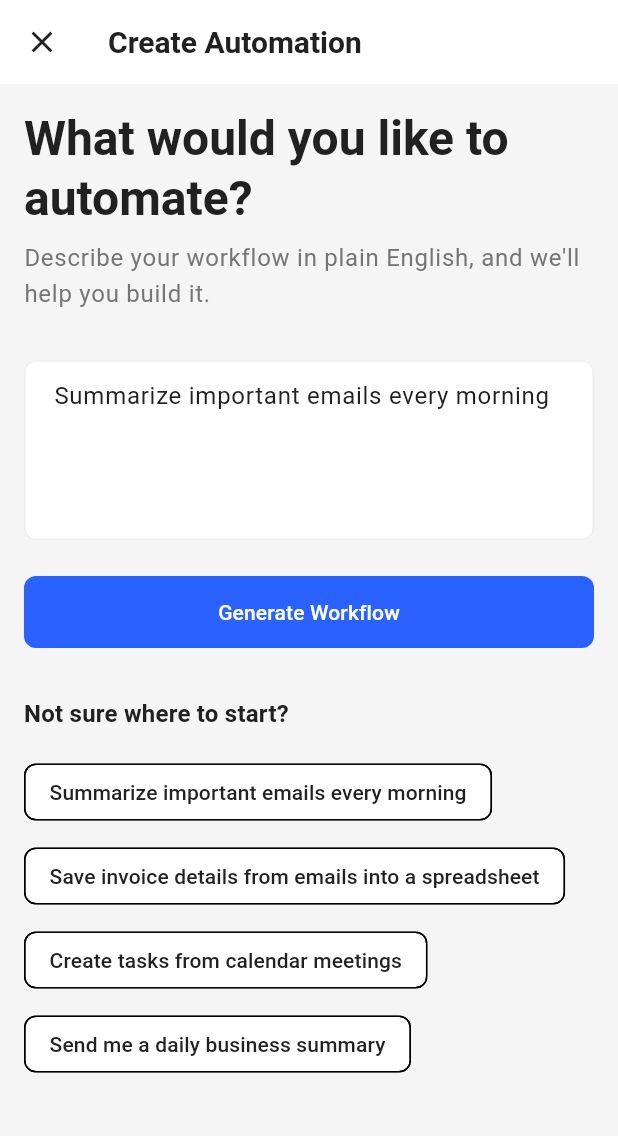
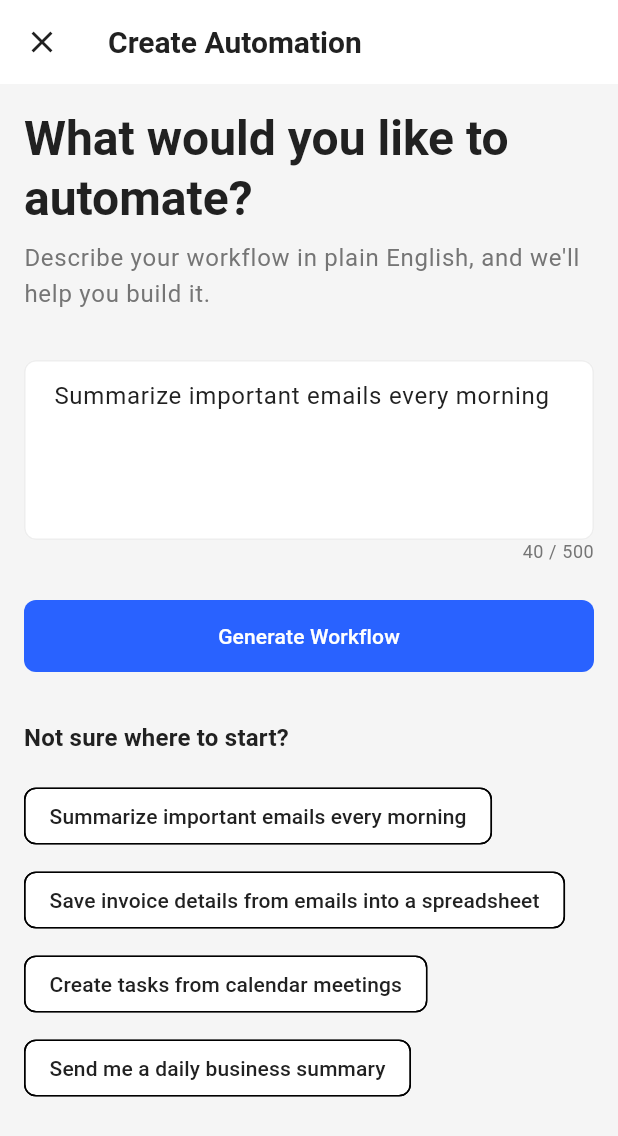
Before and after one commit to shubham230523/Relay, a Flutter app: the CreateAutomationPage screen opened by its route, after a tap on "Summarize important emails every morning", on a phone screen of 412 x 824 dp. Shown: the top 1136 px of the screen. Run offline on Flutter 3.47's test engine with Material 3 defaults, Android fonts, the light colour scheme and no system bars; our stand-ins replace flutter_riverpod, go_router.

Commit message:
Added validation to the create automation screen

```diff
--- a/lib/features/workflow_builder/presentation/pages/create_automation_page.dart
+++ b/lib/features/workflow_builder/presentation/pages/create_automation_page.dart
@@ -12,18 +12,27 @@ class CreateAutomationPage extends StatefulWidget {
 
 class _CreateAutomationPageState extends State<CreateAutomationPage> {
   late final TextEditingController _controller;
+  static const int _maxChars = 500;
 
   @override
   void initState() {
     super.initState();
     _controller = TextEditingController();
+    _controller.addListener(_onTextChanged);
   }
 
   @override
   void dispose() {
+    _controller.removeListener(_onTextChanged);
     _controller.dispose();
     super.dispose();
   }
+
+  void _onTextChanged() {
+    setState(() {});
+  }
+
+  bool get _isInputValid => _controller.text.trim().isNotEmpty;
 
   @override
   Widget build(BuildContext context) {
@@ -60,17 +69,34 @@ class _CreateAutomationPageState extends State<CreateAutomationPage> {
               controller: _controller,
               maxLines: 6,
               minLines: 4,
+              maxLength: _maxChars,
               decoration: const InputDecoration(
                 hintText:
                     'Example: "Whenever I receive an invoice by email, extract the details, save them to Google sheets, and notify me if the amount is above \$50,000"',
                 alignLabelWithHint: true,
+                counterText: '', // We will show custom counter if needed, but standard maxLength works
               ),
+            ),
+            Row(
+              mainAxisAlignment: MainAxisAlignment.end,
+              children: [
+                Text(
+                  '${_controller.text.length} / $_maxChars',
+                  style: theme.textTheme.bodySmall?.copyWith(
+                    color: _controller.text.length >= _maxChars
+                        ? theme.colorScheme.error
+                        : AppColors.textSecondary,
+                  ),
+                ),
+              ],
             ),
             const SizedBox(height: AppLayout.spaceL),
             ElevatedButton(
-              onPressed: () {
-                // Future: Implement AI workflow generation
-              },
+              onPressed: _isInputValid
+                  ? () {
+                      // Future: Implement AI workflow generation
+                    }
+                  : null,
               child: const Text('Generate Workflow'),
             ),
             const SizedBox(height: AppLayout.spaceXL),
```
